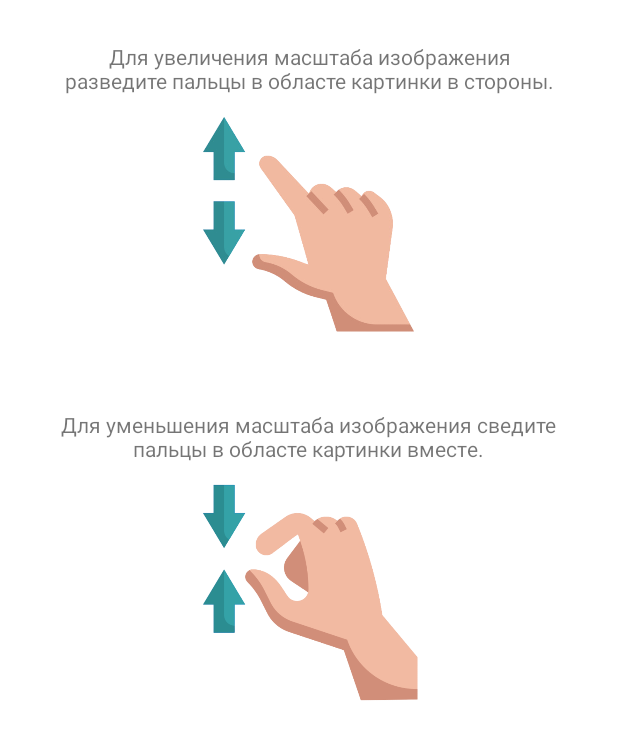
After one commit to HelgaLnz/DiseaseDirectory, an Android app: the layout fragment_hint_dialog.xml on its own in the app's theme, with its tools: preview values and no code run, on a phone screen of 412 x 824 dp. The commit adds this screen. Shown: the top 740 px of the screen. Run offline under Robolectric (Android 15) with nearby library versions, the phone set to English and light mode, and no system bars.

Commit message:
add hint dialog fragment

```diff
--- a/app/src/main/AndroidManifest.xml
+++ b/app/src/main/AndroidManifest.xml
@@ -29,7 +29,8 @@
         </activity>
         <activity
             android:name=".MainActivity"
-            android:exported="true">
+            android:exported="true"
+            android:screenOrientation="fullSensor">
 
             <meta-data
                 android:name="android.app.lib_name"
--- a/app/src/main/java/com/example/diseasedirectory/DiseaseFragment.kt
+++ b/app/src/main/java/com/example/diseasedirectory/DiseaseFragment.kt
@@ -1,16 +1,22 @@
 package com.example.diseasedirectory
 
+import android.app.AlertDialog
+import android.content.DialogInterface
 import android.os.Bundle
 import android.provider.MediaStore.Images
 import android.view.LayoutInflater
 import android.view.View
 import android.view.ViewGroup
+import androidx.fragment.app.DialogFragment
 import androidx.fragment.app.Fragment
+import androidx.fragment.app.transaction
 import animationutils.AnimationPlayer
 import com.davemorrissey.labs.subscaleview.ImageSource
 import com.example.diseasedirectory.disease.Disease
 import kotlinx.android.synthetic.main.disease_item.*
 import kotlinx.android.synthetic.main.fragment_disease.*
+import kotlinx.android.synthetic.main.fragment_hint_dialog.*
+import kotlinx.android.synthetic.main.fragment_hint_dialog.view.*
 
 
 class DiseaseFragment : Fragment() {
@@ -44,7 +50,13 @@ class DiseaseFragment : Fragment() {
 
         viewVisibility()
 
-        super.onViewCreated(view, savedInstanceState)
+       ibHint.setOnClickListener {
+           AlertDialog.Builder(requireContext())
+               .setView(R.layout.fragment_hint_dialog)
+               .setNegativeButton(R.string.text_ok, DialogInterface.OnClickListener(){
+                   dialog, _ -> dialog.dismiss()
+               }).show()
+       }
     }
 
     private fun viewVisibility() {
--- a/app/src/main/java/com/example/diseasedirectory/MainActivity.kt
+++ b/app/src/main/java/com/example/diseasedirectory/MainActivity.kt
@@ -23,6 +23,7 @@ class MainActivity : AppCompatActivity() {
     override fun onCreate(savedInstanceState: Bundle?) {
         val typeface = Typeface.initialSharedPreferences(this).getString(Typeface.KEY_FONT_FAMILY_STRING, "NoFontFamily")
         Typeface.setFontFamilyApp(this, FontFamilyName.getFontFamily(typeface!!))
+
         val textSize = FontSize.initialSharedPreferences(this).getString(FontSize.KEY_FONT_SIZE_STRING, "Default")
         FontSize.setFontSizeApp(this, FontSize.getTextSize(textSize!!))
 
--- a/app/src/main/java/com/example/diseasedirectory/OptionsFragment.kt
+++ b/app/src/main/java/com/example/diseasedirectory/OptionsFragment.kt
@@ -13,11 +13,13 @@ import android.widget.ArrayAdapter
 import android.widget.SeekBar
 import android.widget.Toast
 import androidx.appcompat.app.AppCompatDelegate
+import androidx.fragment.app.DialogFragment
 import androidx.fragment.app.Fragment
 import com.example.diseasedirectory.enum.FontFamilyName
 import com.example.diseasedirectory.enum.FontSizeEnum
 import com.example.diseasedirectory.textsizeutils.FontSize
 import com.example.diseasedirectory.typefaceutils.Typeface
+import kotlinx.android.synthetic.main.fragment_disease.*
 import kotlinx.android.synthetic.main.fragment_options.*
 
 class OptionsFragment : Fragment() {
@@ -39,7 +41,6 @@ class OptionsFragment : Fragment() {
 
     override fun onViewCreated(view: View, savedInstanceState: Bundle?) {
         super.onViewCreated(view, savedInstanceState)
-
         activity?.title = getString(R.string.item_settings)
 
         switchDarkTheme.isChecked = context?.resources?.configuration?.uiMode
@@ -55,6 +56,7 @@ class OptionsFragment : Fragment() {
 
         changeFontFamily()
         changeFonSize()
+
     }
 
     private fun changeFonSize() {
--- a/app/src/main/res/layout/fragment_disease.xml
+++ b/app/src/main/res/layout/fragment_disease.xml
@@ -73,9 +73,11 @@
             android:alpha="0" />
 
         <ImageButton
+            android:id="@+id/ibHint"
             android:layout_width="34dp"
             android:layout_height="38dp"
-            android:layout_marginBottom="20dp"
+            android:layout_marginTop="5dp"
+            android:layout_marginBottom="16dp"
             android:alpha="0.7"
             style="@style/ImageButtonStyle"
             android:backgroundTint="@color/primary_color_variant"
--- /dev/null
+++ b/app/src/main/res/layout/fragment_hint_dialog.xml
@@ -0,0 +1,65 @@
+<?xml version="1.0" encoding="utf-8"?>
+<androidx.constraintlayout.widget.ConstraintLayout xmlns:android="http://schemas.android.com/apk/res/android"
+    xmlns:app="http://schemas.android.com/apk/res-auto"
+    xmlns:tools="http://schemas.android.com/tools"
+    android:layout_width="match_parent"
+    android:layout_height="wrap_content"
+    app:layoutDescription="@xml/fragment_hint_dialog_scene"
+    tools:context=".HintDialogFragment">
+
+    <LinearLayout
+        android:id="@+id/linearLayout"
+        android:layout_width="match_parent"
+        android:layout_height="wrap_content"
+        android:orientation="vertical"
+        android:padding="12sp"
+        android:layout_marginVertical="16dp"
+        app:layout_constraintEnd_toEndOf="parent"
+        app:layout_constraintStart_toStartOf="parent"
+        app:layout_constraintTop_toTopOf="parent">
+
+        <TextView
+            android:layout_width="wrap_content"
+            android:layout_height="match_parent"
+            android:textAlignment="center"
+            android:layout_marginHorizontal="10dp"
+            android:layout_gravity="center_horizontal"
+            android:text="@string/zoom_text" />
+
+        <ImageView
+            android:layout_width="150dp"
+            android:layout_height="150dp"
+            android:src="@drawable/zoom_gesture"
+            android:layout_marginVertical="10dp"
+            android:layout_gravity="center_horizontal"/>
+
+    </LinearLayout>
+
+    <LinearLayout
+        android:id="@+id/linearLayout2"
+        android:layout_width="match_parent"
+        android:layout_height="wrap_content"
+        android:orientation="vertical"
+        app:layout_constraintEnd_toEndOf="parent"
+        android:layout_marginVertical="16dp"
+        android:padding="12sp"
+        app:layout_constraintStart_toStartOf="@+id/linearLayout"
+        app:layout_constraintTop_toBottomOf="@+id/linearLayout">
+
+        <TextView
+            android:layout_width="wrap_content"
+            android:layout_height="match_parent"
+            android:textAlignment="center"
+            android:layout_marginHorizontal="10dp"
+            android:layout_gravity="center_horizontal"
+            android:text="@string/reduction_text" />
+
+        <ImageView
+            android:layout_width="150dp"
+            android:layout_height="150dp"
+            android:layout_marginVertical="10dp"
+            android:layout_gravity="center_horizontal"
+            android:src="@drawable/reduction_gesture" />
+    </LinearLayout>
+
+</androidx.constraintlayout.widget.ConstraintLayout>
--- a/app/src/main/res/values/colors.xml
+++ b/app/src/main/res/values/colors.xml
@@ -14,5 +14,4 @@
     <color name="secondary_color_variant">#BF8C60</color>
 
     <color name="dark_background">#222222</color>
-
 </resources>
--- a/app/src/main/res/values/strings.xml
+++ b/app/src/main/res/values/strings.xml
@@ -30,4 +30,8 @@
     <string name="font_family">Шрифт</string>
     <string name="set_button_text">Установить</string>
     <string name="font_size_number">Размер:    </string>
+    <string name="text_ok"><b>OK</b></string>
+    <string name="zoom_text">Для увеличения масштаба изображения\nразведите пальцы в областе картинки в стороны.</string>
+    <string name="reduction_text">Для уменьшения масштаба изображения сведите\nпальцы в областе картинки вместе.</string>
+
 </resources>
--- /dev/null
+++ b/app/src/main/res/xml/fragment_hint_dialog_scene.xml
@@ -0,0 +1,19 @@
+<?xml version="1.0" encoding="utf-8"?>
+<MotionScene
+    xmlns:android="http://schemas.android.com/apk/res/android"
+    xmlns:motion="http://schemas.android.com/apk/res-auto">
+
+    <Transition
+        motion:constraintSetEnd="@+id/end"
+        motion:constraintSetStart="@id/start"
+        motion:duration="1000">
+       <KeyFrameSet>
+       </KeyFrameSet>
+    </Transition>
+
+    <ConstraintSet android:id="@+id/start">
+    </ConstraintSet>
+
+    <ConstraintSet android:id="@+id/end">
+    </ConstraintSet>
+</MotionScene>
```
Also changed, not shown: app/src/main/res/drawable/reduction_gesture.png (added), app/src/main/res/drawable/zoom_gesture.png (added).
